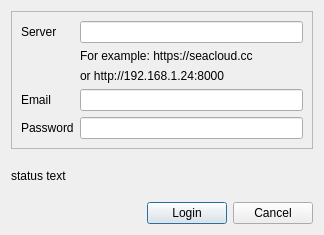
First picture: the form in ui/login-dialog.ui, repository haiwen/seafile-client, before the edit.
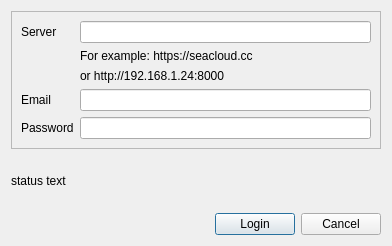
Second picture: the form after the edit.

Commit message: improve repo detail dialog

Patch:
```diff
--- a/ui/login-dialog.ui
+++ b/ui/login-dialog.ui
@@ -6,8 +6,8 @@
    <rect>
     <x>0</x>
     <y>0</y>
-    <width>324</width>
-    <height>235</height>
+    <width>392</width>
+    <height>246</height>
    </rect>
   </property>
   <property name="windowTitle">
```
The commit also changes 6 other files.
